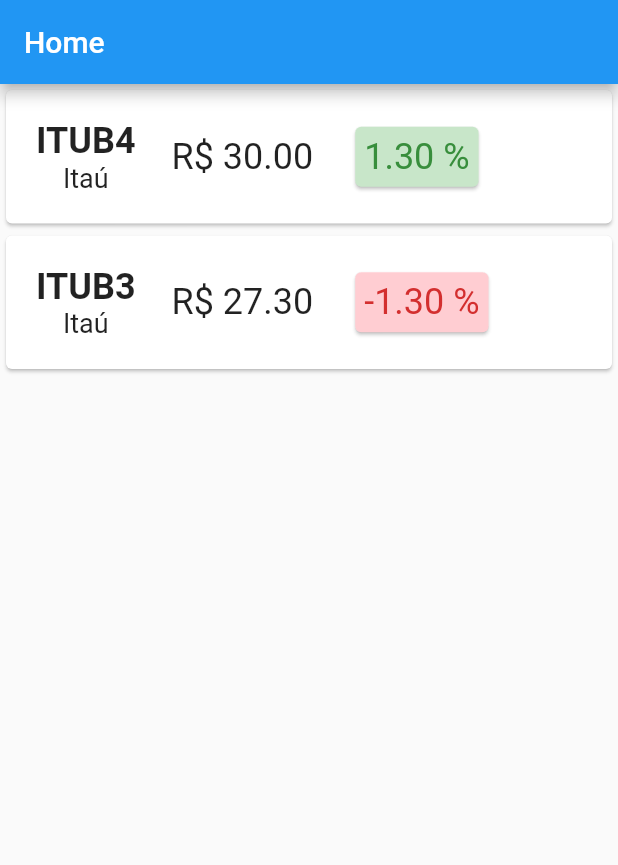
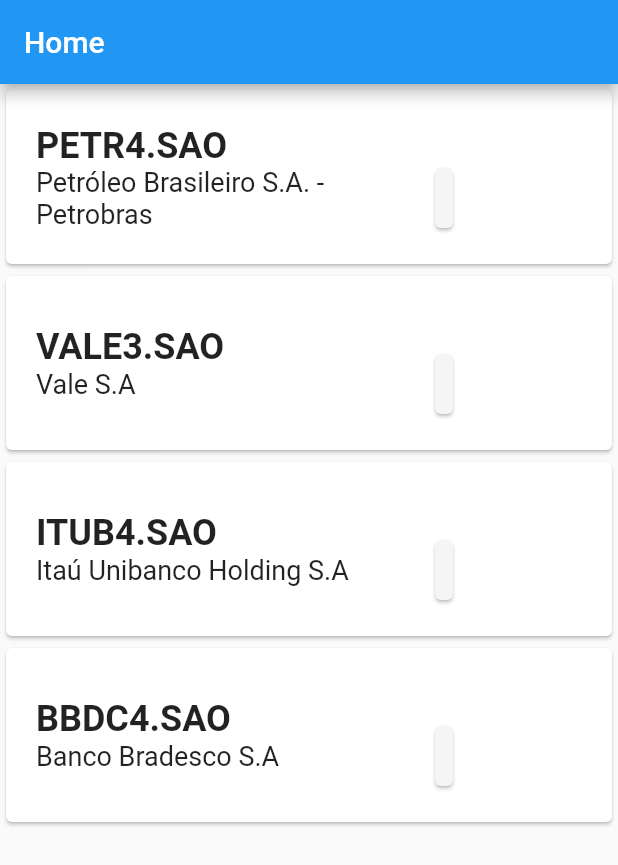
Before and after one commit to CaioFeiertag/ticker_tracker, a Flutter app: the screen it shows after launch, on a phone screen of 412 x 824 dp. Shown: the top 865 px of the screen. Run offline on Flutter 3.47's test engine with Material 2 defaults, Android fonts, the phone set to English and light mode, and no system bars; our stand-ins replace flutter_dotenv; network calls fail.

Commit message:
feat: fetch most valuable b3 tickers from api

```diff
--- a/lib/main.dart
+++ b/lib/main.dart
@@ -1,7 +1,9 @@
 import 'package:flutter/material.dart';
+import 'package:flutter_dotenv/flutter_dotenv.dart';
 import 'package:ticker_tracker/screens/home/index.dart';
 
-void main() {
+Future main() async {
+  await dotenv.load(fileName: ".env");
   runApp(MyApp());
 }
 
--- a/lib/screens/home/components/ticker-info.dart
+++ b/lib/screens/home/components/ticker-info.dart
@@ -9,43 +9,49 @@
 
   @override
   Widget build(BuildContext context) {
-    String price = this.ticker.price.toStringAsFixed(2);
-    String appreciation = this.ticker.appreciation.toStringAsFixed(2);
+    String? price = this.ticker.price?.toStringAsFixed(2);
+    String? appreciation = this.ticker.appreciation?.toStringAsFixed(2);
+    MaterialColor appreciationColor = Colors.grey;
 
-    MaterialColor appreciationColor =
-        this.ticker.appreciation > 0 ? Colors.green : Colors.red;
+    if (this.ticker.appreciation != null) {
+      appreciationColor =
+          this.ticker.appreciation! > 0 ? Colors.green : Colors.red;
+    }
 
     return Card(
         child: Padding(
             padding: EdgeInsets.all(20),
-            child: Row(children: [
-              Column(children: [
+            child:
+                Row(crossAxisAlignment: CrossAxisAlignment.center, children: [
+              Container(
+                  width: MediaQuery.of(context).size.width - 150,
+                  child: Column(
+                      crossAxisAlignment: CrossAxisAlignment.start,
+                      children: [
                         Text(
                           this.ticker.code,
-                  style: TextStyle(fontSize: 24, fontWeight: FontWeight.bold),
+                          style: TextStyle(
+                              fontSize: 24, fontWeight: FontWeight.bold),
                         ),
                         Text(this.ticker.name,
-                    style:
-                        TextStyle(fontSize: 18, fontWeight: FontWeight.normal))
-              ]),
-              Padding(
-                  padding: EdgeInsets.only(left: 24),
-                  child: Text(
-                    "R\$ $price",
+                            style: TextStyle(
+                                fontSize: 18, fontWeight: FontWeight.normal))
+                      ])),
+              Column(crossAxisAlignment: CrossAxisAlignment.end, children: [
+                Text(
+                  price == null ? "" : "R\$ $price",
                   style: TextStyle(fontSize: 24),
-                  )),
-              Padding(
-                  padding: EdgeInsets.only(left: 24),
-                  child: Card(
+                ),
+                Card(
                     color: appreciationColor.shade100,
                     child: Padding(
                         padding: EdgeInsets.all(6),
                         child: Text(
-                            "$appreciation %",
+                          appreciation == null ? "" : "$appreciation %",
                           style: TextStyle(
-                                fontSize: 24,
-                                color: appreciationColor.shade700),
-                          ))))
+                              fontSize: 24, color: appreciationColor.shade700),
+                        )))
+              ])
             ])));
   }
 }
--- a/lib/screens/home/index.dart
+++ b/lib/screens/home/index.dart
@@ -1,6 +1,7 @@
 import 'package:flutter/material.dart';
 import 'package:ticker_tracker/screens/home/components/ticker-info.dart';
 import 'package:ticker_tracker/screens/home/ticker.dart';
+import 'package:ticker_tracker/screens/home/ticketApi.dart';
 
 class Home extends StatefulWidget {
   Home({Key? key}) : super(key: key);
@@ -10,6 +11,16 @@
 }
 
 class _HomeState extends State<Home> {
+  final List<Ticker> tickers = mostValuableTickers;
+
+  @override
+  void initState() {
+    super.initState();
+    Future.wait(tickers.map((ticker) {
+      return fetchTicker(ticker);
+    })).then((updatedTickers) => {setState(() {})});
+  }
+
   @override
   Widget build(BuildContext context) {
     return Scaffold(
--- a/lib/screens/home/ticker.dart
+++ b/lib/screens/home/ticker.dart
@@ -1,17 +1,16 @@
 class Ticker {
   final String code;
   final String name;
-  final double price;
-  final double appreciation;
+  double? price;
+  double? appreciation;
 
   Ticker(
-      {required this.code,
-      required this.name,
-      required this.price,
-      required this.appreciation});
+      {required this.code, required this.name, this.price, this.appreciation});
 }
 
-final tickers = [
-  new Ticker(code: "ITUB4", name: "Itaú", price: 30.00, appreciation: 1.30),
-  new Ticker(code: "ITUB3", name: "Itaú", price: 27.30, appreciation: -1.30),
+final mostValuableTickers = [
+  new Ticker(code: "PETR4.SAO", name: "Petróleo Brasileiro S.A. - Petrobras"),
+  new Ticker(code: "VALE3.SAO", name: "Vale S.A"),
+  new Ticker(code: "ITUB4.SAO", name: "Itaú Unibanco Holding S.A"),
+  new Ticker(code: "BBDC4.SAO", name: "Banco Bradesco S.A"),
 ];
--- /dev/null
+++ b/lib/screens/home/ticketApi.dart
@@ -0,0 +1,22 @@
+import 'dart:convert';
+
+import 'package:flutter_dotenv/flutter_dotenv.dart';
+import 'package:ticker_tracker/screens/home/ticker.dart';
+import 'package:http/http.dart' as http;
+
+Future<Ticker> fetchTicker(Ticker ticker) async {
+  final alphaVantageKey = dotenv.get('ALPHA_VANTAGE_KEY');
+
+  final response = await http.get(Uri.parse(
+      "https://www.alphavantage.co/query?function=GLOBAL_QUOTE&symbol=${ticker.code}&apikey=$alphaVantageKey&datatype=json"));
+
+  if (response.statusCode == 200) {
+    final data = jsonDecode(response.body);
+    ticker.price = double.parse(data["Global Quote"]["05. price"]);
+    ticker.appreciation = double.parse(data["Global Quote"]["09. change"]);
+
+    return ticker;
+  } else {
+    throw Exception("Failed to load ticker ${ticker.code}");
+  }
+}
```
Also changed, not shown: pubspec.yaml (+4 -3 lines), pubspec.lock, 2 other files. Lines whose indentation alone changed are shown as unchanged.
